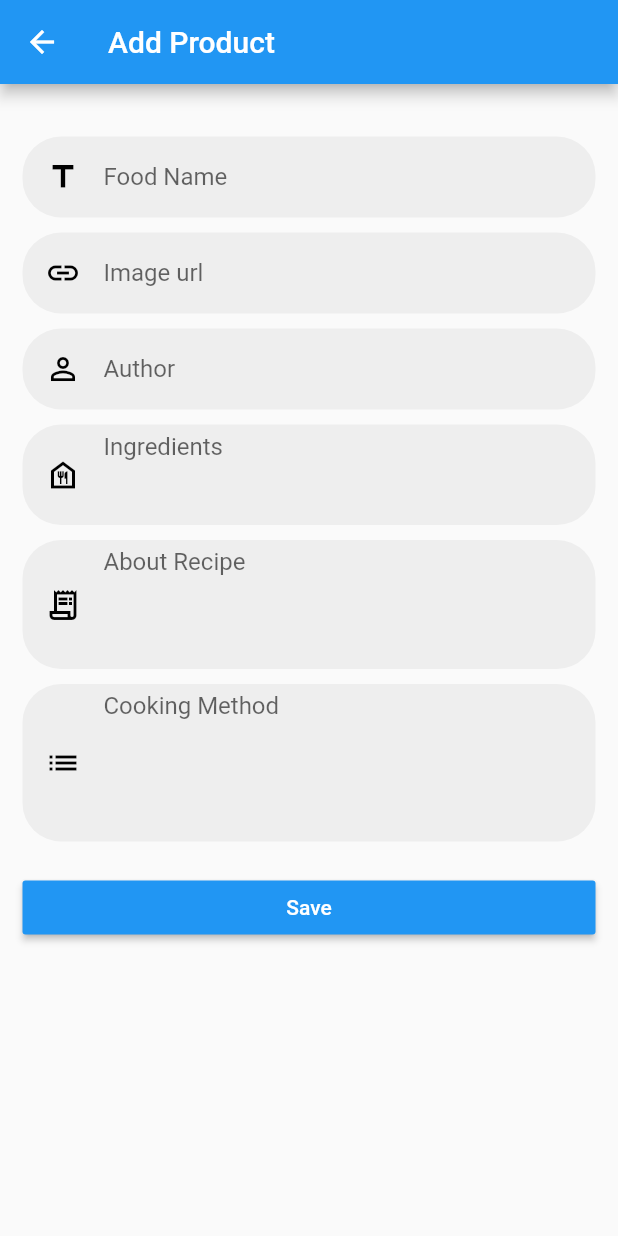
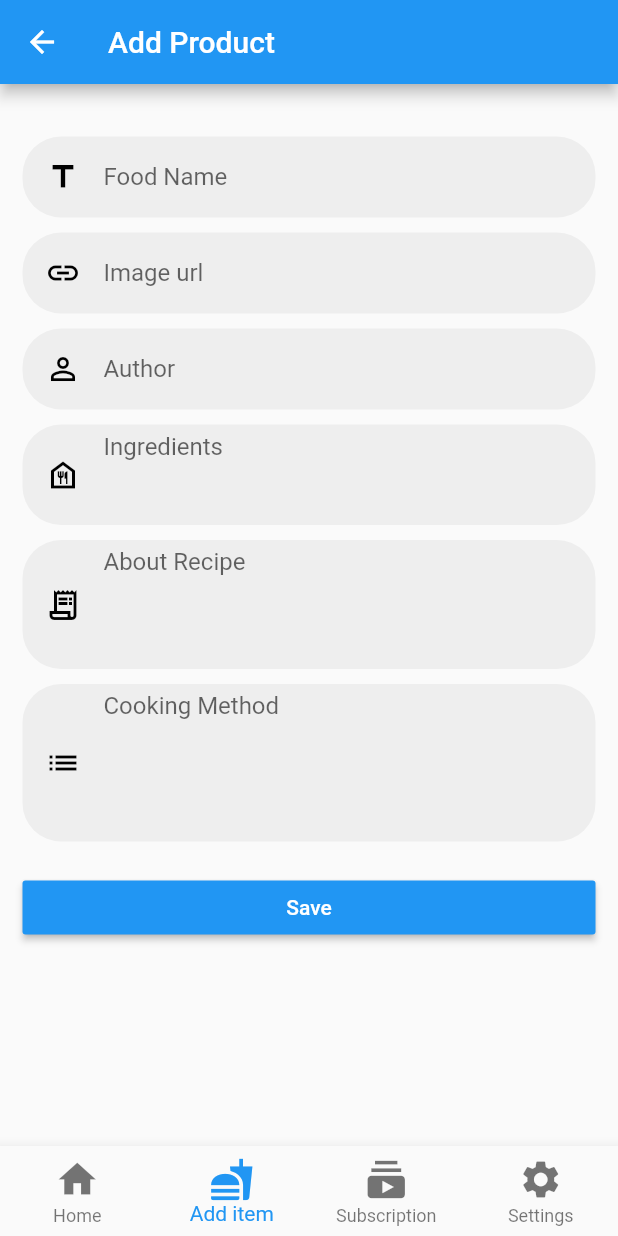
Before and after one commit to Damish/recipebook-flutter-app, a Flutter app: the screen it shows after launch, after a tap on the "admin panel settings" icon, on a phone screen of 412 x 824 dp. Run offline on Flutter 3.47's test engine with Material 2 defaults, Android fonts, the phone set to English and light mode, and no system bars; our stand-ins replace cloud_firestore, firebase_core, fluttertoast, google_fonts; missing offline and left inert: loading_animations; accounts and stored records are empty.

Commit message:
ui changes

```diff
--- a/lib/screens/detail_screen.dart
+++ b/lib/screens/detail_screen.dart
@@ -7,7 +7,7 @@ class DetailScreen extends StatelessWidget {
   final id = 0;
   final image;
   final foodName;
-  final author = "Damish";
+  final author = "test";
   final ingredients = "Recepie ingredients1";
   final aboutRecepie = "Recepie method1";
   final cookingMethod = "Cooking Method";
--- a/lib/screens/edit_product.dart
+++ b/lib/screens/edit_product.dart
@@ -15,6 +15,8 @@ class EditProduct extends StatefulWidget {
 }
 
 class _EditProductState extends State<EditProduct> {
+  int selectedIndex = 1;
+
   final imageController = TextEditingController();
   final recepieNameController = TextEditingController();
   final authorController = TextEditingController();
@@ -74,6 +76,30 @@ class _EditProductState extends State<EditProduct> {
         Provider.of<ProductProvider>(context, listen: false);
 
     return Scaffold(
+      bottomNavigationBar: BottomNavigationBar(
+        items: [
+          BottomNavigationBarItem(icon: Icon(Icons.home), label: "Home"),
+          BottomNavigationBarItem(
+              icon: Icon(Icons.fastfood), label: "Add item"),
+          BottomNavigationBarItem(
+              icon: Icon(Icons.subscriptions), label: "Subscription"),
+          BottomNavigationBarItem(
+              icon: Icon(Icons.settings), label: "Settings"),
+        ],
+        iconSize: 30,
+        currentIndex: selectedIndex,
+        onTap: (index) {
+          setState(() {
+            selectedIndex = index;
+          });
+          print("selected index" + this.selectedIndex.toString());
+          if (selectedIndex == 0) {
+            Navigator.of(context)
+                .push(MaterialPageRoute(builder: (context) => HomeScreen()));
+          }
+        },
+        type: BottomNavigationBarType.fixed,
+      ),
       appBar: AppBar(
           title: (widget.product == null)
               ? Text('Add Product')
--- a/lib/screens/home_screen.dart
+++ b/lib/screens/home_screen.dart
@@ -3,6 +3,7 @@ import 'package:flutterproject3/screens/detail_screen.dart';
 import 'package:flutter/material.dart';
 import 'package:flutterproject3/screens/edit_product.dart';
 import 'package:google_fonts/google_fonts.dart';
+import 'package:loading_animations/loading_animations.dart';
 import 'package:provider/provider.dart';
 
 class HomeScreen extends StatefulWidget {
@@ -49,7 +50,7 @@ class _HomeScreenState extends State<HomeScreen> {
           items: [
             BottomNavigationBarItem(icon: Icon(Icons.home), label: "Home"),
             BottomNavigationBarItem(
-                icon: Icon(Icons.fastfood), label: "Recipes"),
+                icon: Icon(Icons.fastfood), label: "Add item"),
             BottomNavigationBarItem(
                 icon: Icon(Icons.subscriptions), label: "Subscription"),
             BottomNavigationBarItem(
@@ -61,6 +62,11 @@ class _HomeScreenState extends State<HomeScreen> {
             setState(() {
               selectedIndex = index;
             });
+            print("selected index" + this.selectedIndex.toString());
+            if (selectedIndex == 1) {
+              Navigator.of(context).push(
+                  MaterialPageRoute(builder: (context) => EditProduct('')));
+            }
           },
           type: BottomNavigationBarType.fixed,
         ),
@@ -381,6 +387,10 @@ class _HomeScreenState extends State<HomeScreen> {
                   ),
                 ),
               )
-            : Center(child: CircularProgressIndicator()));
+            // : Center(child: CircularProgressIndicator()));
+            : Center(
+                child: LoadingBouncingGrid.square(
+                backgroundColor: Colors.blue,
+              )));
   }
 }
--- a/pubspec.yaml
+++ b/pubspec.yaml
@@ -31,6 +31,7 @@ dependencies:
   image_picker: ^0.8.0+3
   fluttertoast: ^8.0.7
   flutter_native_splash: ^1.2.0
+  loading_animations: "^2.1.0"
 
   # The following adds the Cupertino Icons font to your application.
   # Use with the CupertinoIcons class for iOS style icons.
```
Also changed, not shown: pubspec.lock.
